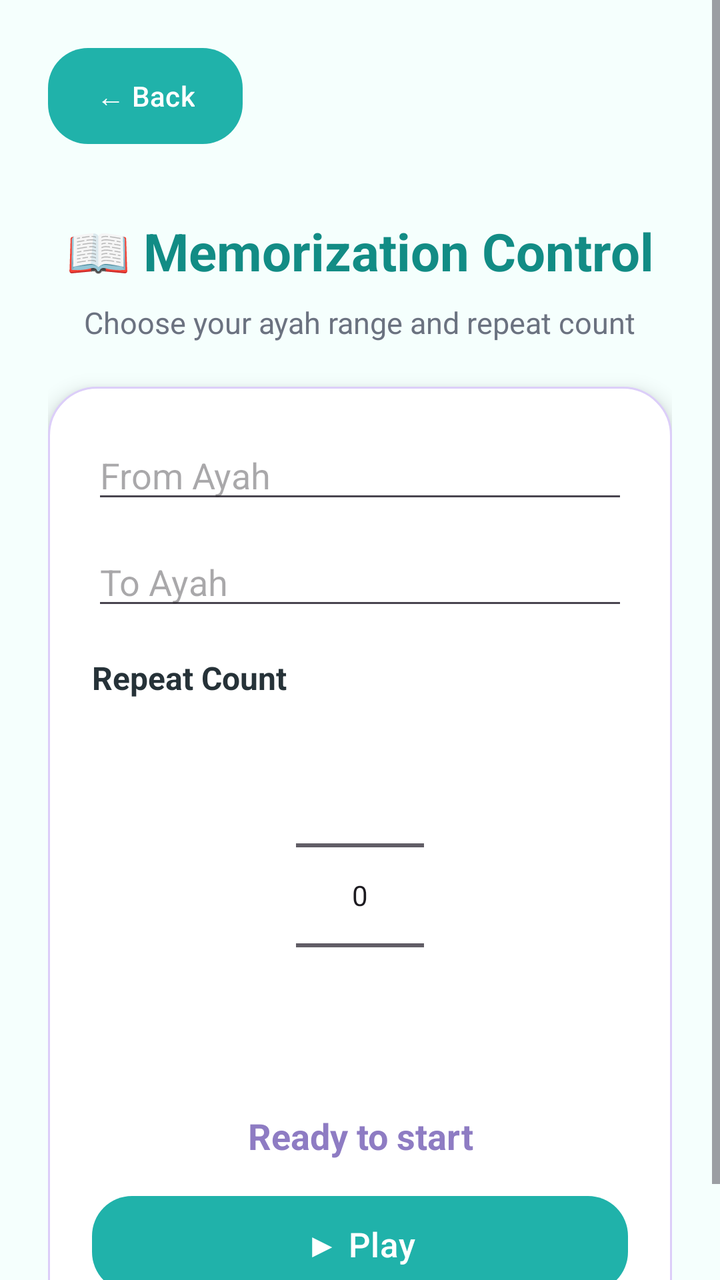
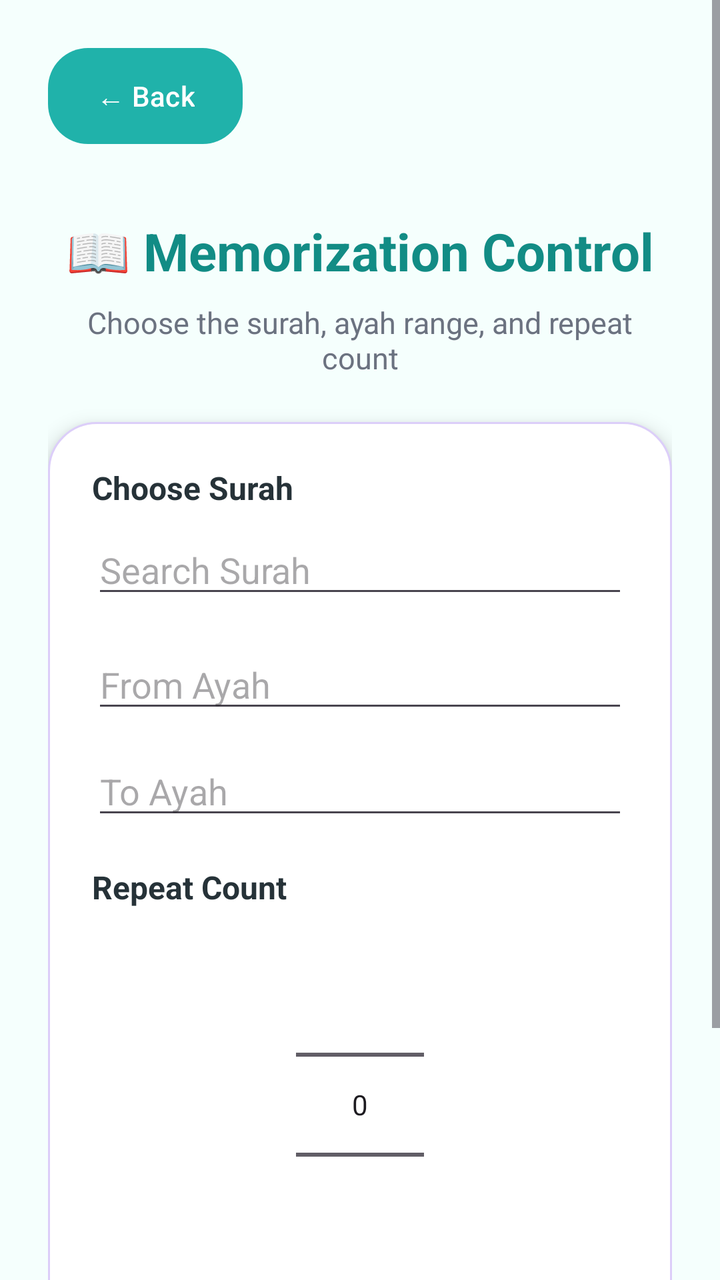

The first picture is an Android layout as it rendered before a commit; the second is the same layout after the commit. The layout source and the unified diff follow.
<!-- AndroidManifest.xml: application theme Theme.Qiraati -->
<!-- res/layout/activity_second.xml -->
<?xml version="1.0" encoding="utf-8"?>
<ScrollView xmlns:android="http://schemas.android.com/apk/res/android"
    android:layout_width="match_parent"
    android:layout_height="match_parent"
    android:background="@color/background_light">

    
    <LinearLayout
        android:layout_width="match_parent"
        android:layout_height="wrap_content"
        android:orientation="vertical"
        android:padding="24dp"
        android:gravity="center_horizontal">

        
        <Button
            android:id="@+id/btnBack"
            android:layout_width="wrap_content"
            android:layout_height="wrap_content"
            android:text="← Back"
            android:textAllCaps="false"
            android:textColor="@color/text_light"
            android:background="@drawable/rounded_button"
            android:layout_gravity="start"
            android:layout_marginBottom="18dp"/>

        
        <TextView
            android:id="@+id/tvSecondTitle"
            android:layout_width="wrap_content"
            android:layout_height="wrap_content"
            android:text="📖 Memorization Control"
            android:textColor="@color/teal_dark"
            android:textSize="26sp"
            android:textStyle="bold"
            android:layout_marginTop="18dp"
            android:layout_marginBottom="8dp"/>

        
        <TextView
            android:id="@+id/tvSecondSubtitle"
            android:layout_width="wrap_content"
            android:layout_height="wrap_content"
            android:text="Choose your ayah range and repeat count"
            android:textColor="@color/text_gray"
            android:textSize="15sp"
            android:gravity="center"
            android:layout_marginBottom="22dp"/>

        
        <LinearLayout
            android:layout_width="match_parent"
            android:layout_height="wrap_content"
            android:orientation="vertical"
            android:background="@drawable/card_background"
            android:elevation="6dp"
            android:padding="22dp">

            
            <EditText
                android:id="@+id/etFromAyah"
                android:layout_width="match_parent"
                android:layout_height="wrap_content"
                android:hint="From Ayah"
                android:inputType="number"
                android:layout_marginBottom="12dp"/>

            
            <EditText
                android:id="@+id/etToAyah"
                android:layout_width="match_parent"
                android:layout_height="wrap_content"
                android:hint="To Ayah"
                android:inputType="number"
                android:layout_marginBottom="18dp"/>

            
            <TextView
                android:id="@+id/tvRepeatLabel"
                android:layout_width="wrap_content"
                android:layout_height="wrap_content"
                android:text="Repeat Count"
                android:textColor="@color/text_dark"
                android:textStyle="bold"
                android:textSize="16sp"
                android:layout_marginBottom="8dp"/>

            
            <NumberPicker
                android:id="@+id/npRepeat"
                android:layout_width="wrap_content"
                android:layout_height="wrap_content"
                android:layout_gravity="center_horizontal"/>

            
            <TextView
                android:id="@+id/tvStatus"
                android:layout_width="match_parent"
                android:layout_height="wrap_content"
                android:text="Ready to start"
                android:textColor="@color/purple_main"
                android:textSize="18sp"
                android:textStyle="bold"
                android:gravity="center"
                android:layout_marginTop="18dp"
                android:layout_marginBottom="18dp"/>

            
            <Button
                android:id="@+id/btnPlay"
                android:layout_width="match_parent"
                android:layout_height="wrap_content"
                android:text="▶ Play"
                android:textAllCaps="false"
                android:textSize="17sp"
                android:textColor="@color/text_light"
                android:background="@drawable/rounded_button"/>

        </LinearLayout>

    </LinearLayout>

</ScrollView>
<!-- resources referenced by this layout -->
<resources>
  <color name="background_light">#F5FFFD</color>
  <color name="purple_main">#8E7CC3</color>
  <color name="teal_dark">#128C85</color>
  <color name="text_dark">#263238</color>
  <color name="text_gray">#6B7280</color>
  <color name="text_light">#FFFFFF</color>
  <!-- drawable card_background (drawable) -->
  <?xml version="1.0" encoding="utf-8"?>
  <shape xmlns:android="http://schemas.android.com/apk/res/android">
  
      <solid android:color="@color/card_light"/>
  
      <corners android:radius="24dp"/>
  
      <stroke
          android:width="1dp"
          android:color="@color/purple_light"/>
  
      <padding
          android:left="18dp"
          android:top="18dp"
          android:right="18dp"
          android:bottom="18dp"/>
  
  </shape>
  <!-- drawable rounded_button (drawable) -->
  <?xml version="1.0" encoding="utf-8"?>
  <shape xmlns:android="http://schemas.android.com/apk/res/android">
  
      <solid android:color="@color/teal_main"/>
  
      <corners android:radius="20dp"/>
  
      <padding
          android:left="12dp"
          android:top="12dp"
          android:right="12dp"
          android:bottom="12dp"/>
  
  </shape>
  <style name="Theme.Qiraati" parent="Theme.Material3.DayNight.NoActionBar">
  
          <item name="colorPrimary">@color/teal_main</item>
          <item name="colorSecondary">@color/purple_main</item>
  
          <item name="android:statusBarColor">@color/teal_dark</item>
  
          <item name="android:windowBackground">@color/background_light</item>
  
      </style>
  <color name="card_light">#FFFFFF</color>
  <color name="purple_light">#DCCEF9</color>
  <color name="teal_main">#20B2AA</color>
</resources>

<!-- the commit's change to res/layout/activity_second.xml (unified diff, before → after) -->
@@ -4,7 +4,6 @@
     android:layout_height="match_parent"
     android:background="@color/background_light">
 
-    
     <LinearLayout
         android:layout_width="match_parent"
         android:layout_height="wrap_content"
@@ -12,7 +11,6 @@
         android:padding="24dp"
         android:gravity="center_horizontal">
 
-        
         <Button
             android:id="@+id/btnBack"
             android:layout_width="wrap_content"
@@ -24,7 +22,6 @@
             android:layout_gravity="start"
             android:layout_marginBottom="18dp"/>
 
-        
         <TextView
             android:id="@+id/tvSecondTitle"
             android:layout_width="wrap_content"
@@ -36,18 +33,16 @@
             android:layout_marginTop="18dp"
             android:layout_marginBottom="8dp"/>
 
-        
         <TextView
             android:id="@+id/tvSecondSubtitle"
             android:layout_width="wrap_content"
             android:layout_height="wrap_content"
-            android:text="Choose your ayah range and repeat count"
+            android:text="Choose the surah, ayah range, and repeat count"
             android:textColor="@color/text_gray"
             android:textSize="15sp"
             android:gravity="center"
             android:layout_marginBottom="22dp"/>
 
-        
         <LinearLayout
             android:layout_width="match_parent"
             android:layout_height="wrap_content"
@@ -56,7 +51,25 @@
             android:elevation="6dp"
             android:padding="22dp">
 
-            
+            <TextView
+                android:id="@+id/tvSurahLabel"
+                android:layout_width="wrap_content"
+                android:layout_height="wrap_content"
+                android:text="Choose Surah"
+                android:textColor="@color/text_dark"
+                android:textStyle="bold"
+                android:textSize="16sp"
+                android:layout_marginBottom="8dp"/>
+
+            <AutoCompleteTextView
+                android:id="@+id/actvSurah"
+                android:layout_width="match_parent"
+                android:layout_height="wrap_content"
+                android:hint="Search Surah"
+                android:singleLine="true"
+                android:completionThreshold="1"
+                android:layout_marginBottom="16dp"/>
+
             <EditText
                 android:id="@+id/etFromAyah"
                 android:layout_width="match_parent"
@@ -65,7 +78,6 @@
                 android:inputType="number"
                 android:layout_marginBottom="12dp"/>
 
-            
             <EditText
                 android:id="@+id/etToAyah"
                 android:layout_width="match_parent"
@@ -74,7 +86,6 @@
                 android:inputType="number"
                 android:layout_marginBottom="18dp"/>
 
-            
             <TextView
                 android:id="@+id/tvRepeatLabel"
                 android:layout_width="wrap_content"
@@ -85,14 +96,12 @@
                 android:textSize="16sp"
                 android:layout_marginBottom="8dp"/>
 
-            
             <NumberPicker
                 android:id="@+id/npRepeat"
                 android:layout_width="wrap_content"
                 android:layout_height="wrap_content"
                 android:layout_gravity="center_horizontal"/>
 
-            
             <TextView
                 android:id="@+id/tvStatus"
                 android:layout_width="match_parent"
@@ -105,7 +114,6 @@
                 android:layout_marginTop="18dp"
                 android:layout_marginBottom="18dp"/>
 
-            
             <Button
                 android:id="@+id/btnPlay"
                 android:layout_width="match_parent"
